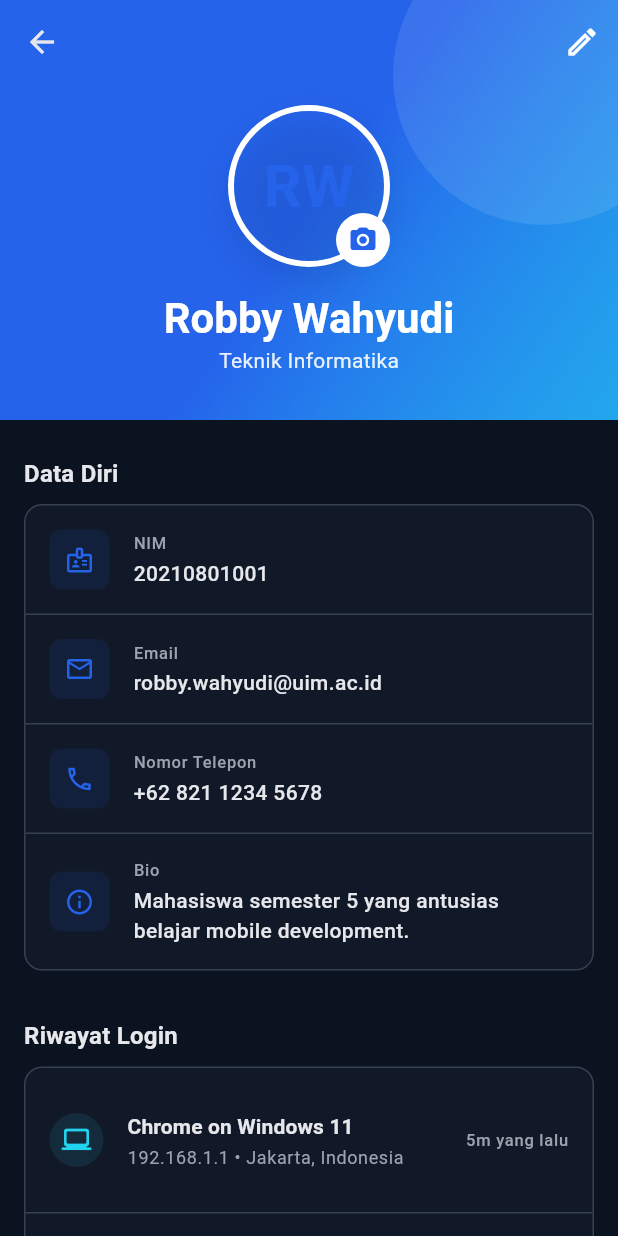
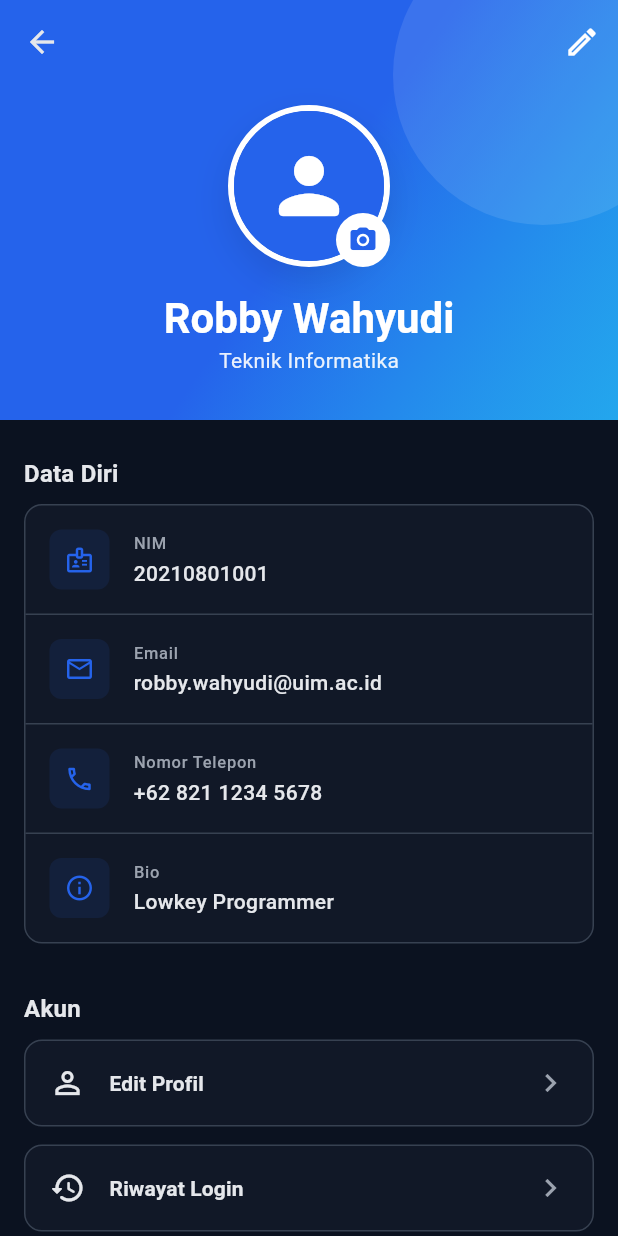
Before and after one commit to RobbyWahyudi/uimspace_app, a Flutter app: the ProfilePage screen opened directly, on a phone screen of 412 x 824 dp. Run offline on Flutter 3.47's test engine with Material 3 defaults, Android fonts, the phone set to English and light mode, and no system bars.

Commit message:
Memperbaiki tampilan halaman profil

```diff
--- a/lib/core/widgets/space_components.dart
+++ b/lib/core/widgets/space_components.dart
@@ -7,6 +7,7 @@ class SpaceAvatar extends StatelessWidget {
   final String? name;
   final double size;
   final Color? backgroundColor;
+  final Color? iconColor;
   final VoidCallback? onTap;
 
   const SpaceAvatar({
@@ -15,6 +16,7 @@ class SpaceAvatar extends StatelessWidget {
     this.name,
     this.size = SpaceDimensions.avatarMd,
     this.backgroundColor,
+    this.iconColor,
     this.onTap,
   });
 
@@ -32,12 +34,10 @@ class SpaceAvatar extends StatelessWidget {
       ),
       child: imageUrl == null
           ? Center(
-              child: Text(
-                _getInitials(name ?? '?'),
-                style: SpaceTextStyles.titleMedium.copyWith(
-                  color: SpaceColors.primary,
-                  fontSize: size * 0.4,
-                ),
+              child: Icon(
+                Icons.person_rounded,
+                color: iconColor ?? SpaceColors.primary,
+                size: size * 0.6,
               ),
             )
           : null,
@@ -48,15 +48,6 @@ class SpaceAvatar extends StatelessWidget {
     }
 
     return avatar;
-  }
-
-  String _getInitials(String name) {
-    if (name.isEmpty) return '?';
-    final parts = name.trim().split(' ');
-    if (parts.length >= 2) {
-      return '${parts[0][0]}${parts[1][0]}'.toUpperCase();
-    }
-    return name[0].toUpperCase();
   }
 }
 
--- a/lib/features/auth/presentation/login_page.dart
+++ b/lib/features/auth/presentation/login_page.dart
@@ -41,6 +41,10 @@ class _LoginPageState extends State<LoginPage> {
         if (password == 'asdf') {
           _showError('Password SSO salah. Silakan periksa kembali.');
         } else {
+          // Clear any active SnackBars before navigating to prevent them
+          // from appearing on the next screen or causing crashes if interacted with.
+          ScaffoldMessenger.of(context).hideCurrentSnackBar();
+
           Navigator.pushReplacement(
             context,
             MaterialPageRoute(
@@ -53,6 +57,7 @@ class _LoginPageState extends State<LoginPage> {
   }
 
   void _showHelpDialog() {
+    if (!mounted) return;
     showDialog(
       context: context,
       builder: (context) {
--- a/lib/features/profile/presentation/profile_controller.dart
+++ b/lib/features/profile/presentation/profile_controller.dart
@@ -9,36 +9,10 @@ class ProfileController extends ChangeNotifier {
     studentId: '20210801001',
     major: 'Teknik Informatika',
     phone: '+62 821 1234 5678',
-    bio: 'Mahasiswa semester 5 yang antusias belajar mobile development.',
+    bio: 'Lowkey Programmer',
   );
 
   ProfileModel get user => _user;
-
-  final List<LoginHistory> _loginHistory = [
-    LoginHistory(
-      id: '1',
-      deviceName: 'Chrome on Windows 11',
-      ipAddress: '192.168.1.1',
-      loginTime: DateTime.now().subtract(const Duration(minutes: 5)),
-      location: 'Jakarta, Indonesia',
-    ),
-    LoginHistory(
-      id: '2',
-      deviceName: 'iPhone 13 Pro',
-      ipAddress: '192.168.1.15',
-      loginTime: DateTime.now().subtract(const Duration(days: 1)),
-      location: 'Jakarta, Indonesia',
-    ),
-    LoginHistory(
-      id: '3',
-      deviceName: 'Redmi Note 10',
-      ipAddress: '10.0.0.12',
-      loginTime: DateTime.now().subtract(const Duration(days: 3)),
-      location: 'Bandung, Indonesia',
-    ),
-  ];
-
-  List<LoginHistory> get loginHistory => _loginHistory;
 
   void updateProfile(ProfileModel updatedUser) {
     _user = updatedUser;
--- a/lib/features/profile/presentation/profile_page.dart
+++ b/lib/features/profile/presentation/profile_page.dart
@@ -5,6 +5,7 @@ import '../../../core/widgets/space_components.dart';
 import '../models/profile_model.dart';
 import 'profile_controller.dart';
 import 'edit_profile_page.dart';
+import '../../auth/presentation/login_page.dart';
 
 /// Halaman Profil (Profile)
 class ProfilePage extends StatefulWidget {
@@ -36,10 +37,7 @@ class _ProfilePageState extends State<ProfilePage> {
                     children: [
                       _buildPersonalInfoSection(user),
                       const SizedBox(height: SpaceDimensions.spacing24),
-                      _buildLoginHistorySection(),
-                      const SizedBox(height: SpaceDimensions.spacing24),
                       _buildAccountActionsSection(context),
-                      const SizedBox(height: SpaceDimensions.spacing40),
                     ],
                   ),
                 ),
@@ -106,6 +104,8 @@ class _ProfilePageState extends State<ProfilePage> {
                         name: user.name,
                         imageUrl: user.avatarUrl,
                         size: 100,
+                        backgroundColor: SpaceColors.primary,
+                        iconColor: Colors.white,
                       ),
                     ),
                     Positioned(
@@ -241,58 +241,6 @@ class _ProfilePageState extends State<ProfilePage> {
     );
   }
 
-  Widget _buildLoginHistorySection() {
-    final history = _controller.loginHistory;
-    return Column(
-      crossAxisAlignment: CrossAxisAlignment.start,
-      children: [
-        const SpaceSectionHeader(title: 'Riwayat Login'),
-        SpaceCard(
-          padding: EdgeInsets.zero,
-          child: Column(
-            children: List.generate(history.length, (index) {
-              final item = history[index];
-              return Column(
-                children: [
-                  ListTile(
-                    leading: Container(
-                      padding: const EdgeInsets.all(8),
-                      decoration: BoxDecoration(
-                        color: SpaceColors.secondary.withValues(alpha: 0.1),
-                        shape: BoxShape.circle,
-                      ),
-                      child: Icon(
-                        item.deviceName.contains('Chrome')
-                            ? Icons.laptop_windows_rounded
-                            : Icons.phone_android_rounded,
-                        color: SpaceColors.secondary,
-                        size: 20,
-                      ),
-                    ),
-                    title: Text(
-                      item.deviceName,
-                      style: SpaceTextStyles.titleSmall,
-                    ),
-                    subtitle: Text(
-                      '${item.ipAddress} • ${item.location}',
-                      style: SpaceTextStyles.bodySmall,
-                    ),
-                    trailing: Text(
-                      _formatDate(item.loginTime),
-                      style: SpaceTextStyles.labelSmall,
-                    ),
-                  ),
-                  if (index != history.length - 1)
-                    const SpaceDivider(margin: EdgeInsets.zero),
-                ],
-              );
-            }),
-          ),
-        ),
-      ],
-    );
-  }
-
   Widget _buildAccountActionsSection(BuildContext context) {
     return Column(
       crossAxisAlignment: CrossAxisAlignment.start,
@@ -316,6 +264,72 @@ class _ProfilePageState extends State<ProfilePage> {
               const SizedBox(width: SpaceDimensions.spacing16),
               Expanded(
                 child: Text('Edit Profil', style: SpaceTextStyles.titleSmall),
+              ),
+              Icon(Icons.chevron_right, color: SpaceColors.textSecondary),
+            ],
+          ),
+        ),
+        const SizedBox(height: SpaceDimensions.spacing12),
+        SpaceCard(
+          onTap: () {
+            ScaffoldMessenger.of(context).showSnackBar(
+              const SnackBar(
+                content: Text('Fitur ini belum tersedia'),
+                behavior: SnackBarBehavior.floating,
+              ),
+            );
+          },
+          child: Row(
+            children: [
+              Icon(Icons.history_rounded, color: SpaceColors.textPrimary),
+              const SizedBox(width: SpaceDimensions.spacing16),
+              Expanded(
+                child: Text('Riwayat Login', style: SpaceTextStyles.titleSmall),
+              ),
+              Icon(Icons.chevron_right, color: SpaceColors.textSecondary),
+            ],
+          ),
+        ),
+        const SizedBox(height: SpaceDimensions.spacing12),
+        SpaceCard(
+          onTap: () {
+            ScaffoldMessenger.of(context).showSnackBar(
+              const SnackBar(
+                content: Text('Fitur ini belum tersedia'),
+                behavior: SnackBarBehavior.floating,
+              ),
+            );
+          },
+          child: Row(
+            children: [
+              Icon(Icons.settings_outlined, color: SpaceColors.textPrimary),
+              const SizedBox(width: SpaceDimensions.spacing16),
+              Expanded(
+                child: Text(
+                  'Pengaturan Sistem',
+                  style: SpaceTextStyles.titleSmall,
+                ),
+              ),
+              Icon(Icons.chevron_right, color: SpaceColors.textSecondary),
+            ],
+          ),
+        ),
+        const SizedBox(height: SpaceDimensions.spacing12),
+        SpaceCard(
+          onTap: () {
+            ScaffoldMessenger.of(context).showSnackBar(
+              const SnackBar(
+                content: Text('Fitur ini belum tersedia'),
+                behavior: SnackBarBehavior.floating,
+              ),
+            );
+          },
+          child: Row(
+            children: [
+              Icon(Icons.help_outline_outlined, color: SpaceColors.textPrimary),
+              const SizedBox(width: SpaceDimensions.spacing16),
+              Expanded(
+                child: Text('Pusat Bantuan', style: SpaceTextStyles.titleSmall),
               ),
               Icon(Icons.chevron_right, color: SpaceColors.textSecondary),
             ],
@@ -360,8 +374,12 @@ class _ProfilePageState extends State<ProfilePage> {
           ),
           TextButton(
             onPressed: () {
-              Navigator.pop(context);
               _controller.logout();
+              Navigator.pushAndRemoveUntil(
+                context,
+                MaterialPageRoute(builder: (context) => const LoginPage()),
+                (route) => false,
+              );
             },
             child: Text('Keluar', style: TextStyle(color: SpaceColors.error)),
           ),
@@ -369,12 +387,4 @@ class _ProfilePageState extends State<ProfilePage> {
       ),
     );
   }
-
-  String _formatDate(DateTime date) {
-    final now = DateTime.now();
-    final diff = now.difference(date);
-    if (diff.inMinutes < 60) return '${diff.inMinutes}m yang lalu';
-    if (diff.inHours < 24) return '${diff.inHours}j yang lalu';
-    return '${date.day}/${date.month}/${date.year}';
-  }
 }
```
